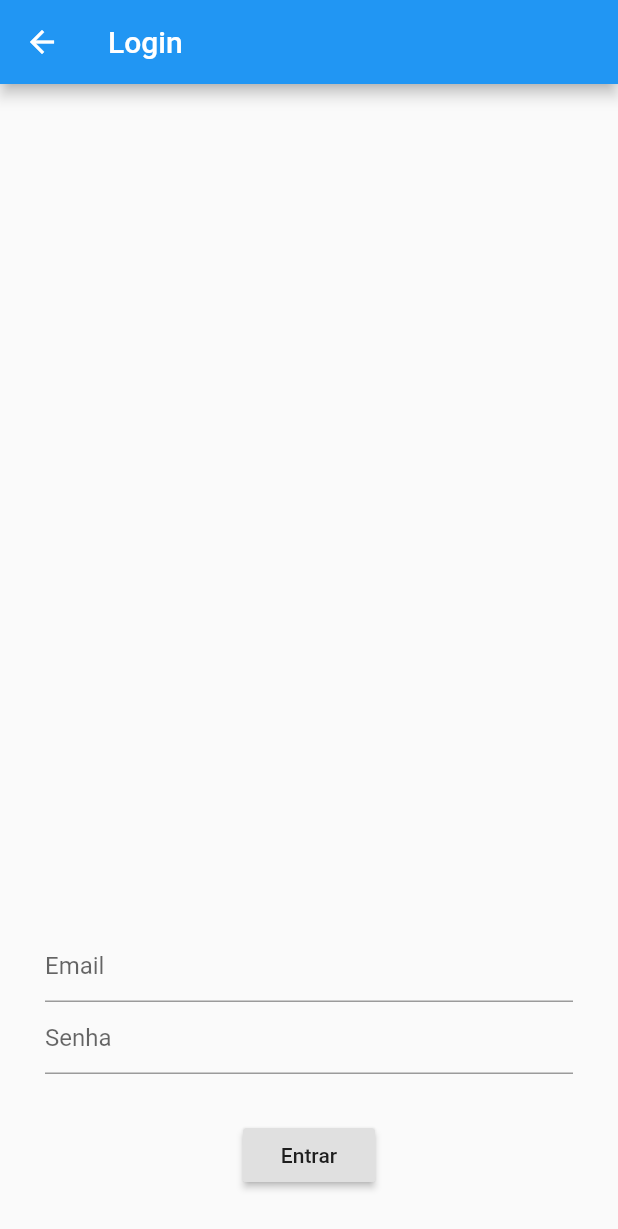
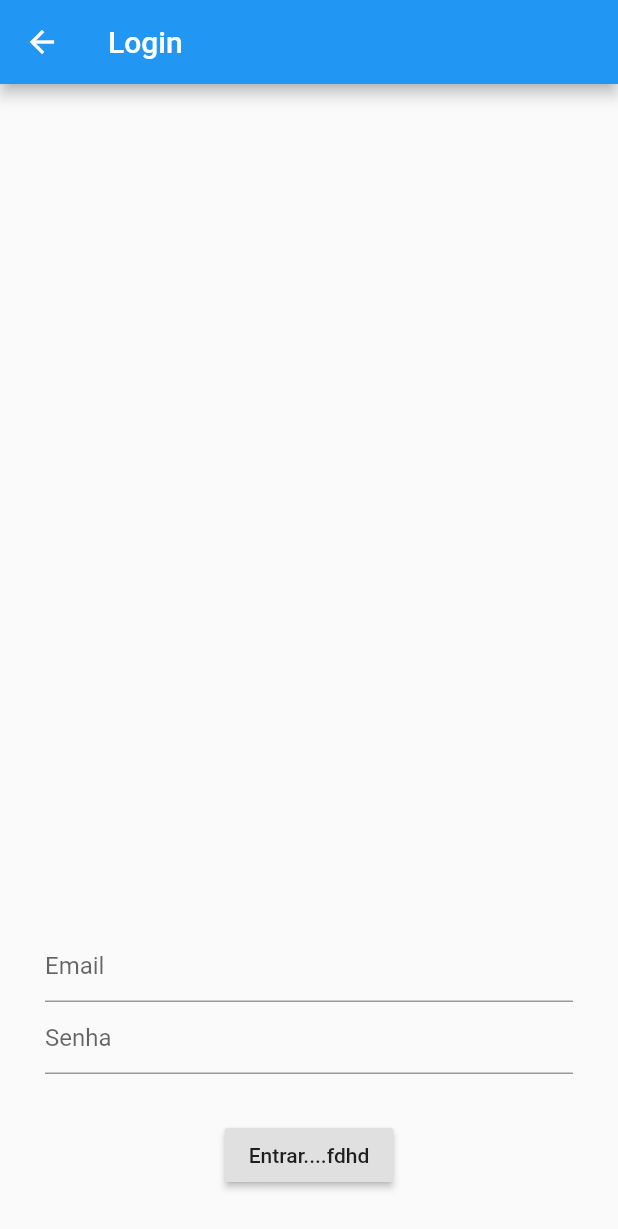
Before and after one commit to igorfel/flutter-basic, a Flutter app: the LoginPage screen opened directly, on a phone screen of 412 x 824 dp. Shown: the top 1229 px of the screen. Run offline on Flutter 3.47's test engine with Material 2 defaults, Android fonts, the phone set to English and light mode, and no system bars.

Commit message:
so para testar no entrar

```diff
--- a/lib/login/LoginPage.dart
+++ b/lib/login/LoginPage.dart
@@ -43,7 +43,7 @@ class _LoginPageState extends State<LoginPage> {
               ),
               SizedBox(height: 30.0),
               RaisedButton(
-                child: new Text("Entrar"),
+                child: new Text("Entrar....fdhd"),
                 onPressed: _dashboardScreen,
               )
             ],
```
